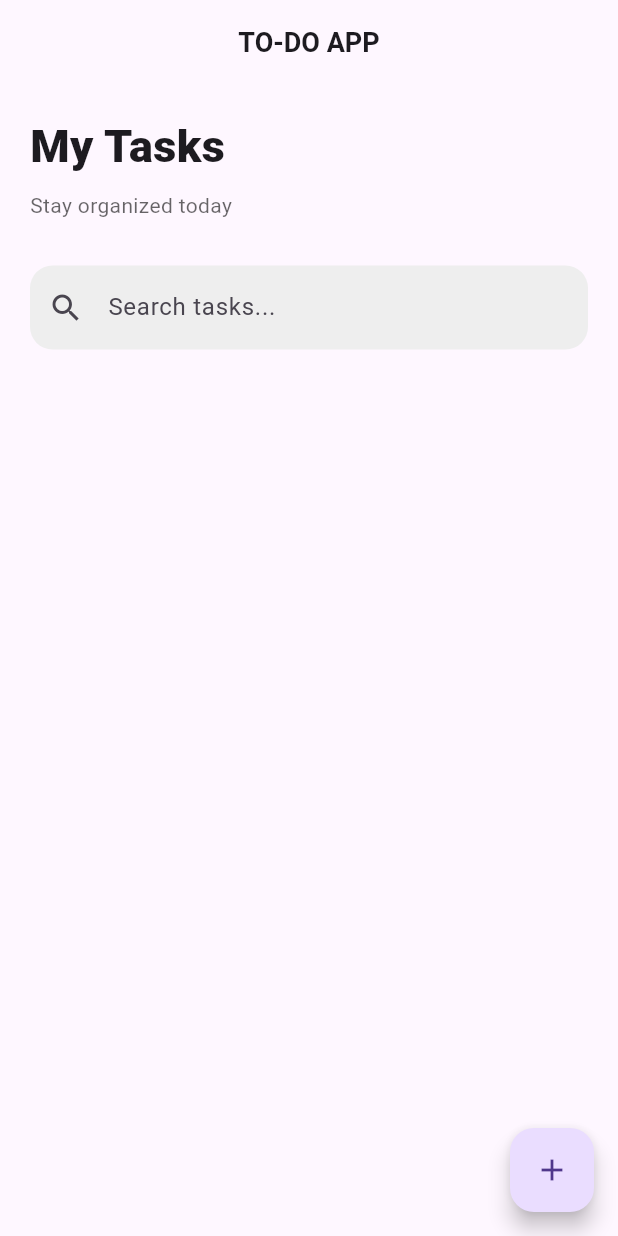
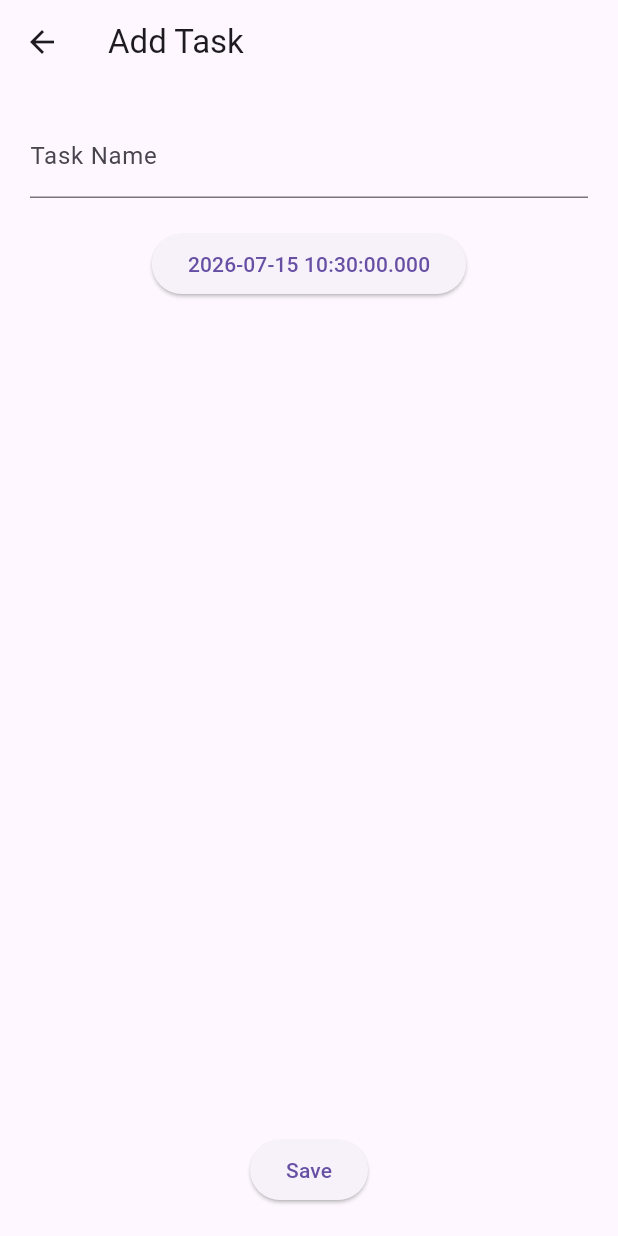
Before and after one commit to hatimkhan-007/TO-DO-APP, a Flutter app: the screen it shows after launch, after a tap on the "add" icon, on a phone screen of 412 x 824 dp. Run offline on Flutter 3.47's test engine with Material 3 defaults, Android fonts, the phone set to English and light mode, and no system bars.

Commit message:
Adding Task Screen and Task provider

```diff
--- a/lib/main.dart
+++ b/lib/main.dart
@@ -1,8 +1,15 @@
 import 'package:flutter/material.dart';
+import 'package:flutter_application_1/providers/task_provider.dart';
 import 'package:flutter_application_1/screens/home_screen.dart';
+import 'package:provider/provider.dart';
 
 void main(){
-  runApp(TodoAPP());
+  runApp(
+    ChangeNotifierProvider(
+      create: (_) => TaskProvider(),
+      child: const TodoAPP(),
+      )
+    );
 }
 
 class TodoAPP extends StatelessWidget {
--- a/lib/providers/task_provider.dart
+++ b/lib/providers/task_provider.dart
@@ -0,0 +1,23 @@
+import 'package:flutter/material.dart';
+import '../models/task.dart';
+
+class TaskProvider extends ChangeNotifier {
+  final List<Task> _tasks = [];
+
+  List<Task> get task => _tasks;
+
+  void addtasks(Task task){
+    _tasks.add(task);
+    notifyListeners();
+  }
+
+  void toggletask(int index){
+    _tasks[index].isCompleted = !_tasks[index].isCompleted;
+    notifyListeners();
+  }
+
+  void removeTask(int index){
+    _tasks.removeAt(index);
+    notifyListeners();
+  }
+}
--- a/lib/screens/home_screen.dart
+++ b/lib/screens/home_screen.dart
@@ -1,17 +1,22 @@
 import 'package:flutter/material.dart';
-import '../models/task.dart';
+import 'package:provider/provider.dart';
+
+import '../providers/task_provider.dart';
 import '../widgets/task_tile.dart';
+import 'task_screen.dart';
 
 class HomeScreen extends StatefulWidget {
   const HomeScreen({super.key});
 
   @override
-  State<HomeScreen> createState() => _HomeScreenState();
+  State<HomeScreen> createState() =>
+      _HomeScreenState();
 }
 
-class _HomeScreenState extends State<HomeScreen> {
-
-  final TextEditingController searchController =
+class _HomeScreenState
+    extends State<HomeScreen> {
+  final TextEditingController
+      searchController =
       TextEditingController();
 
   @override
@@ -22,7 +27,6 @@ class _HomeScreenState extends State<HomeScreen> {
 
   @override
   Widget build(BuildContext context) {
-
     return Scaffold(
       appBar: AppBar(
         centerTitle: true,
@@ -30,51 +34,70 @@ class _HomeScreenState extends State<HomeScreen> {
           'TO-DO APP',
           style: TextStyle(
             fontSize: 18,
-            fontWeight: FontWeight.bold,
+            fontWeight:
+                FontWeight.bold,
           ),
         ),
       ),
 
-      floatingActionButton: FloatingActionButton(
-        onPressed: () {},
-        child: const Icon(Icons.add),
+      floatingActionButton:
+          FloatingActionButton(
+        onPressed: () {
+          Navigator.push(
+            context,
+            MaterialPageRoute(
+              builder: (_) =>
+                  const AddTaskScreen(),
+            ),
+          );
+        },
+        child: const Icon(
+          Icons.add,
+        ),
       ),
 
       body: SafeArea(
         child: Padding(
-          padding: const EdgeInsets.all(20),
-
+          padding:
+              const EdgeInsets.all(
+            20,
+          ),
           child: Column(
             crossAxisAlignment:
-                CrossAxisAlignment.start,
-
+                CrossAxisAlignment
+                    .start,
             children: [
-
               const Text(
                 'My Tasks',
                 style: TextStyle(
                   fontSize: 30,
-                  fontWeight: FontWeight.w900,
+                  fontWeight:
+                      FontWeight.w900,
                 ),
               ),
 
-              const SizedBox(height: 8),
+              const SizedBox(
+                height: 8,
+              ),
 
               Text(
                 'Stay organized today',
                 style: TextStyle(
                   fontSize: 14,
                   color: Colors.black
-                      .withOpacity(0.6),
+                      .withOpacity(
+                    0.6,
+                  ),
                 ),
               ),
 
-              const SizedBox(height: 30),
+              const SizedBox(
+                height: 30,
+              ),
 
               TextField(
                 controller:
                     searchController,
-
                 decoration:
                     InputDecoration(
                   hintText:
@@ -83,45 +106,97 @@ class _HomeScreenState extends State<HomeScreen> {
                       const Icon(
                     Icons.search,
                   ),
-
                   filled: true,
                   fillColor:
-                      Colors.grey.shade200,
-
+                      Colors
+                          .grey
+                          .shade200,
                   border:
                       OutlineInputBorder(
                     borderRadius:
                         BorderRadius
-                            .circular(15),
-
+                            .circular(
+                      15,
+                    ),
                     borderSide:
                         BorderSide.none,
                   ),
                 ),
               ),
 
-              const SizedBox(height: 25),
+              const SizedBox(
+                height: 25,
+              ),
 
               Expanded(
-                child: ListView.builder(
+                child:
+                    Consumer<
+                        TaskProvider>(
+                  builder: (
+                    context,
+                    provider,
+                    child,
+                  ) {
+                    if (provider
+                        .task
+                        .isEmpty) {
+                      return const Center(
+                        child: Text(
+                          'No tasks added yet',
+                          style:
+                              TextStyle(
+                            fontSize:
+                                16,
+                          ),
+                        ),
+                      );
+                    }
+
+                    return ListView
+                        .builder(
                       itemCount:
-                      Task.tasks.length,
+                          provider
+                              .task
+                              .length,
 
                       itemBuilder:
-                      (context, index) {
-
+                          (
+                        context,
+                        index,
+                      ) {
                         final task =
-                        Task.tasks[index];
+                            provider
+                                    .task[
+                                index];
 
                         return Padding(
                           padding:
                               const EdgeInsets.only(
-                        bottom: 12,
+                            bottom:
+                                12,
                           ),
+                          child:
+                              TaskTile(
+                            taskTile:
+                                task,
 
-                      // child: TaskTile(
-                      //   task: task,
-                      // ),
+                            onTap:
+                                () {
+                              provider
+                                  .toggletask(
+                                index,
+                              );
+                            },
+
+                            onDelete:
+                                () {
+                              provider.removeTask(
+                                index,
+                              );
+                            },
+                          ),
+                        );
+                      },
                     );
                   },
                 ),
--- /dev/null
+++ b/lib/screens/task_screen.dart
@@ -0,0 +1,90 @@
+import 'package:flutter/material.dart';
+import 'package:provider/provider.dart';
+
+import '../models/task.dart';
+import '../providers/task_provider.dart';
+
+class AddTaskScreen extends StatefulWidget {
+  const AddTaskScreen({super.key});
+
+  @override
+  State<AddTaskScreen> createState() =>
+      _AddTaskScreenState();
+}
+
+class _AddTaskScreenState
+    extends State<AddTaskScreen> {
+
+  final controller = TextEditingController();
+
+  DateTime selectedDate = DateTime.now();
+
+  @override
+  Widget build(BuildContext context) {
+    return Scaffold(
+      appBar: AppBar(
+        title: const Text("Add Task"),
+      ),
+      body: Padding(
+        padding: const EdgeInsets.all(20),
+        child: Column(
+          children: [
+
+            TextField(
+              controller: controller,
+              decoration: const InputDecoration(
+                labelText: "Task Name",
+              ),
+            ),
+
+            const SizedBox(height: 20),
+
+            ElevatedButton(
+              onPressed: () async {
+
+                DateTime? picked =
+                    await showDatePicker(
+                  context: context,
+                  firstDate: DateTime(2024),
+                  lastDate: DateTime(2030),
+                  initialDate: selectedDate,
+                );
+
+                if (picked != null) {
+                  setState(() {
+                    selectedDate = picked;
+                  });
+                }
+              },
+              child: Text(
+                selectedDate.toString(),
+              ),
+            ),
+
+            const Spacer(),
+
+            ElevatedButton(
+              onPressed: () {
+
+                if (controller.text.isEmpty) return;
+
+                Provider.of<TaskProvider>(
+                  context,
+                  listen: false,
+                ).addtasks(
+                  Task(
+                    label: controller.text,
+                    dateTime: selectedDate,
+                  ),
+                );
+
+                Navigator.pop(context);
+              },
+              child: const Text("Save"),
+            )
+          ],
+        ),
+      ),
+    );
+  }
+}
--- a/pubspec.yaml
+++ b/pubspec.yaml
@@ -34,6 +34,7 @@ dependencies:
   # The following adds the Cupertino Icons font to your application.
   # Use with the CupertinoIcons class for iOS style icons.
   cupertino_icons: ^1.0.8
+  provider: ^6.1.5
 
 dev_dependencies:
   flutter_test:
```
Also changed, not shown: lib/widgets/task_tile.dart (+22 -37 lines), pubspec.lock. Lines whose indentation alone changed are shown as unchanged.
